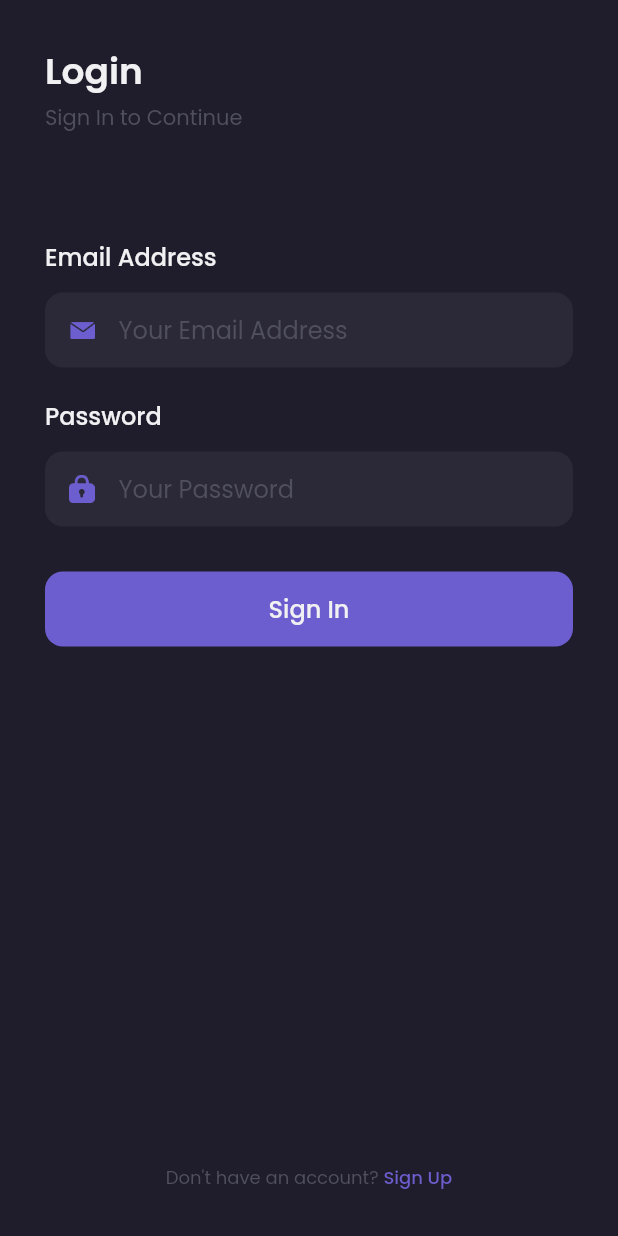
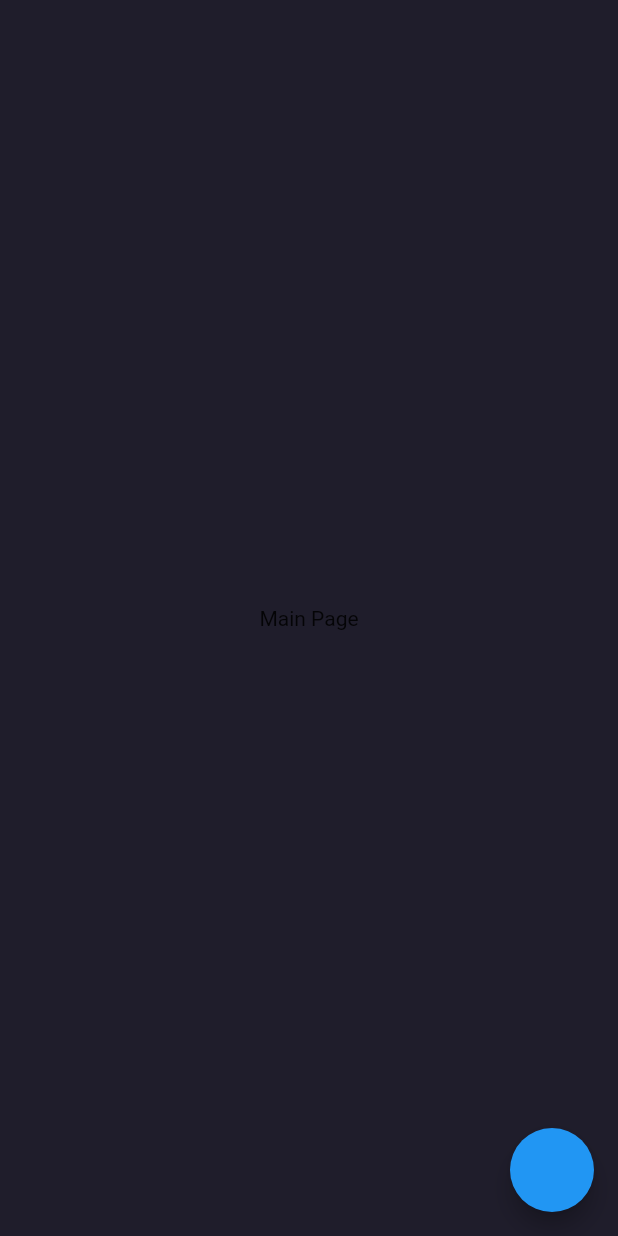
Before and after one commit to dedit-hs/utapes-frontend, a Flutter app: the screen it shows after launch, after a tap on "Sign In", on a phone screen of 412 x 824 dp. Run offline on Flutter 3.47's test engine with Material 2 defaults, Android fonts, the phone set to English and light mode, and no system bars; our stand-ins replace google_fonts.

Commit message:
add float button

```diff
--- a/lib/main.dart
+++ b/lib/main.dart
@@ -1,5 +1,6 @@
 import 'package:flutter/material.dart';
 import 'package:google_fonts/google_fonts.dart';
+import 'package:utapes/pages/home/main_page.dart';
 import 'package:utapes/pages/sign_in_page.dart';
 import 'package:utapes/pages/sign_up_page.dart';
 import 'package:utapes/pages/splash_page.dart';
@@ -16,6 +17,7 @@ class MyApp extends StatelessWidget {
         '/': (context) => SplashPage(),
         '/sign-in': (context) => SignInPage(),
         '/sign-up': (context) => SignUpPage(),
+        '/home': (context) => MainPage(),
       },
     );
   }
--- /dev/null
+++ b/lib/pages/home/main_page.dart
@@ -0,0 +1,19 @@
+import 'package:flutter/material.dart';
+import 'package:utapes/theme.dart';
+
+class MainPage extends StatelessWidget {
+  @override
+  Widget cartButton() {
+    return FloatingActionButton(
+      onPressed: () {},
+    );
+  }
+
+  Widget build(BuildContext context) {
+    return Scaffold(
+      backgroundColor: backgroundColor1,
+      floatingActionButton: cartButton(),
+      body: Center(child: Text('Main Page')),
+    );
+  }
+}
--- a/lib/pages/sign_in_page.dart
+++ b/lib/pages/sign_in_page.dart
@@ -143,7 +143,9 @@ class SignInPage extends StatelessWidget {
         width: double.infinity,
         margin: EdgeInsets.only(top: 30),
         child: TextButton(
-          onPressed: () {},
+          onPressed: () {
+            Navigator.pushNamed(context, '/home');
+          },
           style: TextButton.styleFrom(
             backgroundColor: primaryColor,
             shape: RoundedRectangleBorder(
--- a/lib/pages/sign_up_page.dart
+++ b/lib/pages/sign_up_page.dart
@@ -249,7 +249,9 @@ class SignUpPage extends StatelessWidget {
         width: double.infinity,
         margin: EdgeInsets.only(top: 30),
         child: TextButton(
-          onPressed: () {},
+          onPressed: () {
+            Navigator.pushNamed(context, '/home');
+          },
           style: TextButton.styleFrom(
             backgroundColor: primaryColor,
             shape: RoundedRectangleBorder(
```
